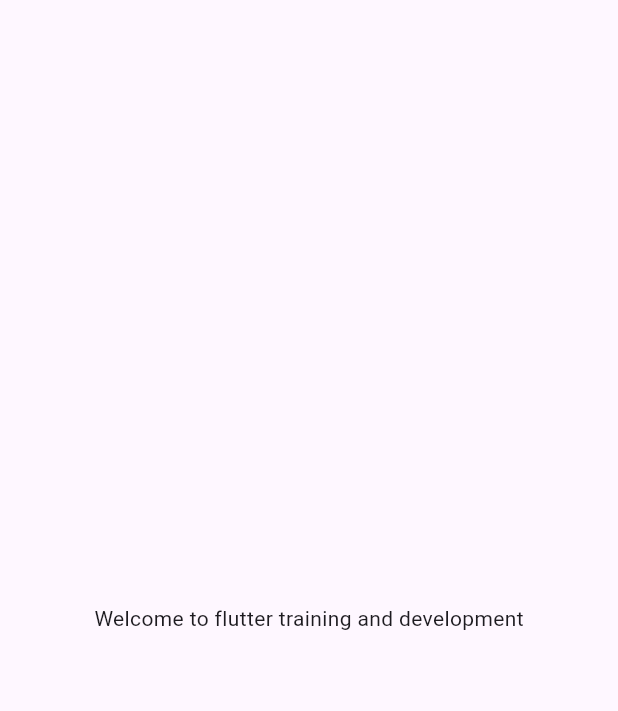
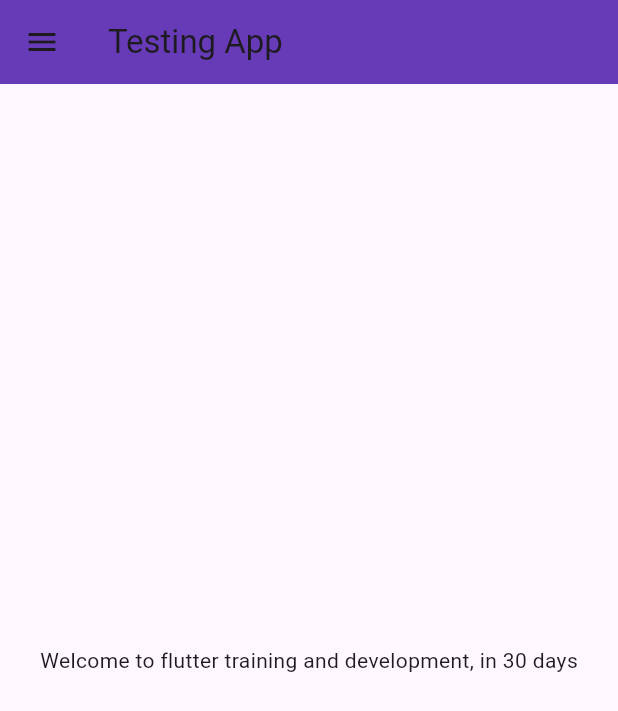
Before and after one commit to AneebKhan/FlutterApp, a Flutter app: the screen it shows after launch, on a phone screen of 412 x 824 dp. Shown: the top 711 px of the screen. Run offline on Flutter 3.47's test engine with Material 3 defaults, Android fonts, the phone set to English and light mode, and no system bars.

```diff
--- a/lib/main.dart
+++ b/lib/main.dart
@@ -1,4 +1,7 @@
 import 'package:flutter/material.dart';
+import 'package:flutter_development/pages/login_page.dart';
+
+import 'pages/home_page.dart';
 
 void main() {
   runApp(MyApp());
@@ -9,14 +12,24 @@ class MyApp extends StatelessWidget {
 
   @override
   Widget build(BuildContext context) {
+
     return MaterialApp(
-      home: Material(
-        child: Center(
-          child: Container(
-            child: Text("Welcome to flutter training and development"),
-          ),
-        ),
+      themeMode: ThemeMode.light,
+      theme: ThemeData(
+        primarySwatch: Colors.green,
+        appBarTheme: AppBarTheme(
+          color: Colors.deepPurple
+        )
       ),
+      darkTheme: ThemeData(
+        brightness: Brightness.dark
+      ),
+      initialRoute: "/home",
+      routes: {
+        "/": (context) => LoginPage(),
+        "/home": (context) => HomePage(),
+        "/login": (context) => LoginPage()
+      },
     );
   }
 }
--- /dev/null
+++ b/lib/pages/home_page.dart
@@ -0,0 +1,23 @@
+import 'package:flutter/material.dart';
+
+class HomePage extends StatelessWidget {
+  const HomePage({super.key});
+
+  @override
+  Widget build(BuildContext context) {
+
+    final int days = 30;
+
+    return Scaffold(
+      appBar: AppBar(
+        title: Text("Testing App")
+      ),
+      body: Center(
+        child: Container(
+          child: Text("Welcome to flutter training and development, in $days days"),
+        ),
+      ),
+        drawer: Drawer(),
+    );
+  }
+}
--- /dev/null
+++ b/lib/pages/login_page.dart
@@ -0,0 +1,19 @@
+import 'package:flutter/material.dart';
+
+class LoginPage extends StatelessWidget {
+
+  @override
+  Widget build(BuildContext context) {
+    return const Material(
+      child: Center(
+        child: Text("Login Page",
+          style: TextStyle(
+            fontSize: 40,
+            color: Colors.pink,
+            fontWeight: FontWeight.bold
+          ),
+        ),
+      ),
+    );
+  }
+}
```
Also changed, not shown: lib/home_page.dart (deleted).
